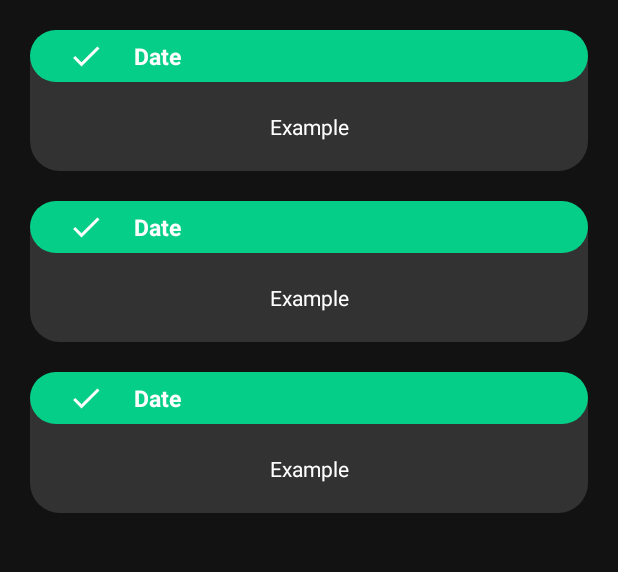
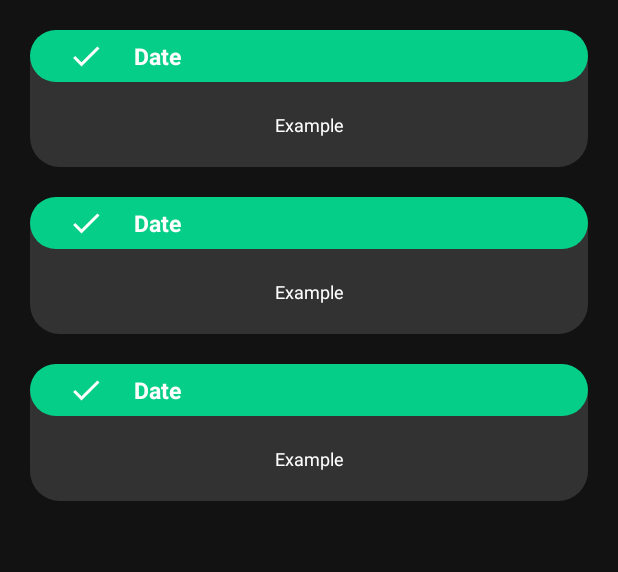
Before and after one commit to sergioloc/wordle-games, an Android app: the layout activity_history.xml on its own in the app's theme, with its tools: preview values and no code run, on a phone screen of 412 x 824 dp, the part 131-703 px from its top. Run offline under Robolectric (Android 15) with nearby library versions, the phone set to English and light mode, and no system bars.

Commit message:
Change result size

```diff
--- a/app/src/main/res/layout/cell_history.xml
+++ b/app/src/main/res/layout/cell_history.xml
@@ -51,8 +51,9 @@
         android:layout_width="match_parent"
         android:layout_height="wrap_content"
         app:layout_constraintTop_toBottomOf="@id/clHeader"
+        android:padding="20dp"
+        android:textSize="12sp"
         android:textColor="@color/white"
-        android:padding="20dp"
         android:gravity="center"
         tools:text="Example"/>
 
```
